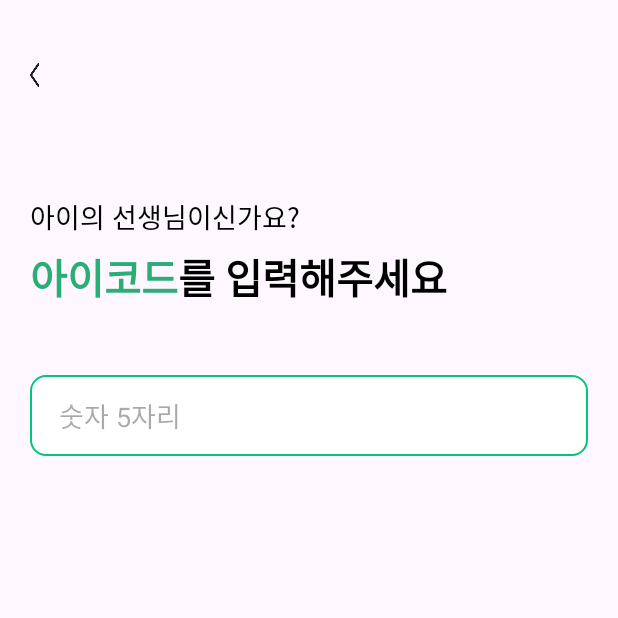
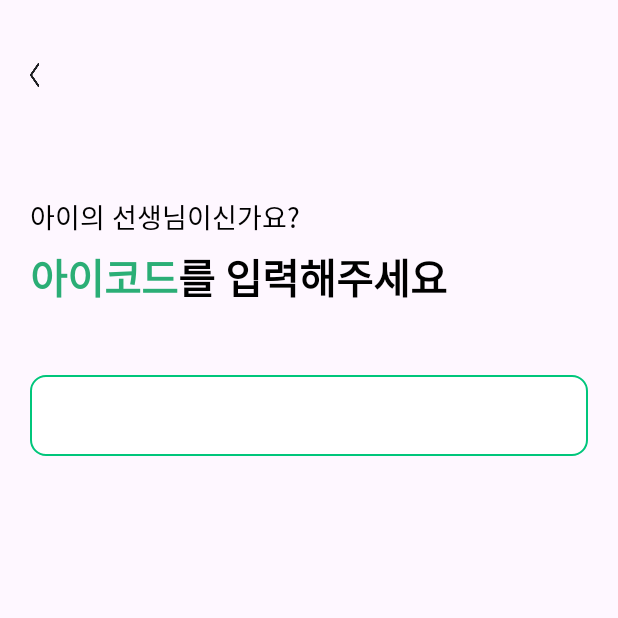
Before and after one commit to KusitmsHDmedi/HDmedi_Android, an Android app: the TeacherSettingActivity screen opened directly, with no data from a screen before it, on a phone screen of 412 x 824 dp, the top half of it. Run offline under Robolectric (Android 15) with nearby library versions, the phone set to English and light mode, and no system bars; our stand-ins replace data binding.

Commit message:
Fix. UI 수정

```diff
--- a/app/src/main/res/layout/activity_teacher_setting.xml
+++ b/app/src/main/res/layout/activity_teacher_setting.xml
@@ -39,8 +39,7 @@
             android:paddingStart="19dp"
             app:layout_constraintStart_toStartOf="parent"
             app:layout_constraintEnd_toEndOf="parent"
-            app:layout_constraintTop_toBottomOf="@+id/titleText"
-            android:hint="숫자 5자리"/>
+            app:layout_constraintTop_toBottomOf="@+id/titleText" />
 
         <androidx.appcompat.widget.AppCompatButton
             android:id="@+id/nextButton"
```
